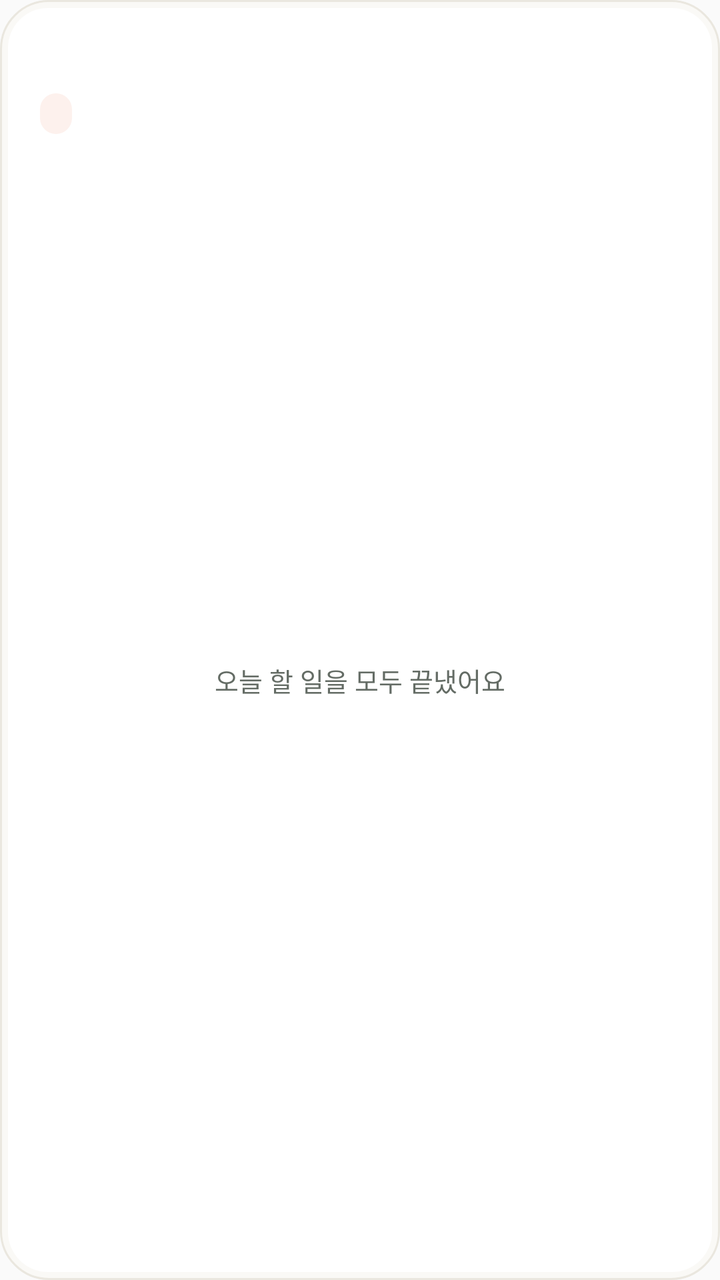
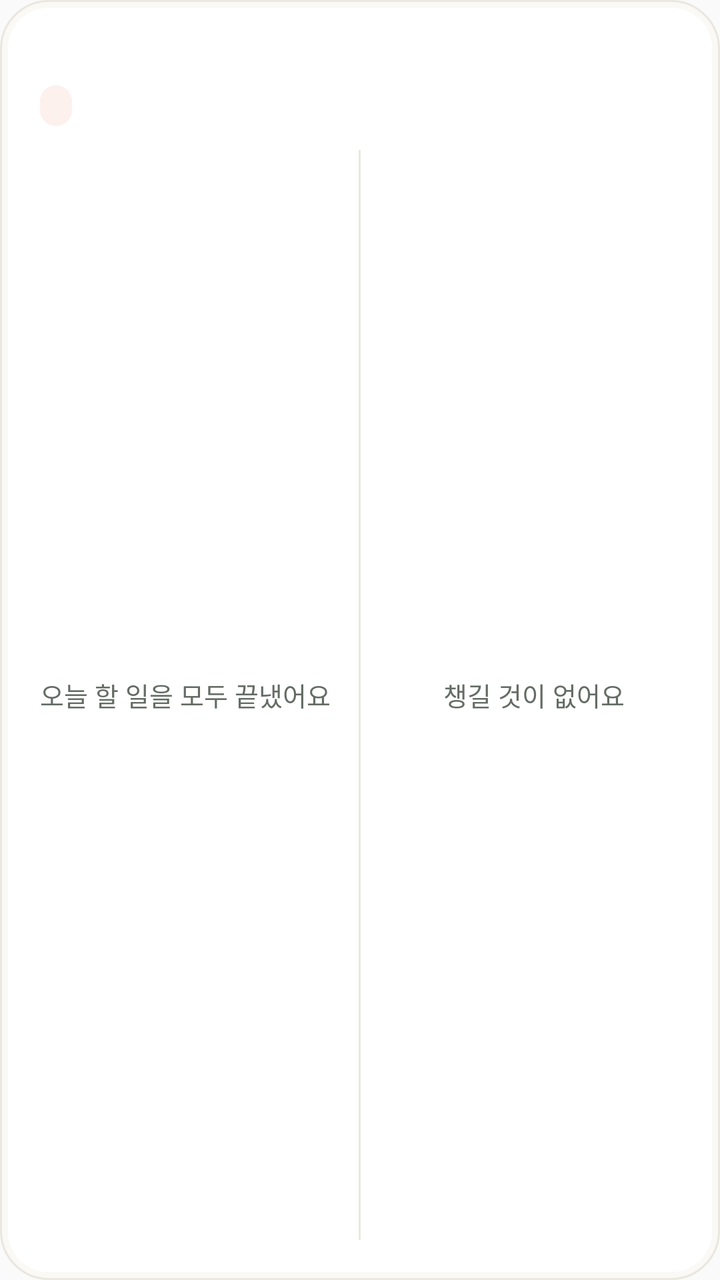

Two renders of the same Android screen: before a commit and after it. Below are the layout's source before the change and the commit's diff.
<!-- AndroidManifest.xml: application theme AppTheme -->
<!-- res/layout/widget_tablet.xml -->
<?xml version="1.0" encoding="utf-8"?>
<FrameLayout xmlns:android="http://schemas.android.com/apk/res/android"
    android:id="@+id/widget_root"
    android:layout_width="match_parent"
    android:layout_height="match_parent"
    android:background="@drawable/widget_frame"
    android:padding="4dp">

    <LinearLayout
        android:id="@+id/widget_content"
        android:layout_width="match_parent"
        android:layout_height="match_parent"
        android:background="@drawable/widget_card"
        android:orientation="vertical"
        android:paddingStart="16dp"
        android:paddingTop="14dp"
        android:paddingEnd="16dp"
        android:paddingBottom="10dp">

        <LinearLayout
            android:id="@+id/widget_header"
            android:layout_width="match_parent"
            android:layout_height="wrap_content"
            android:orientation="vertical">

            <LinearLayout
                android:layout_width="match_parent"
                android:layout_height="wrap_content"
                android:gravity="center_vertical"
                android:orientation="horizontal">

                <TextView
                    android:id="@+id/widget_date"
                    android:layout_width="0dp"
                    android:layout_height="wrap_content"
                    android:layout_weight="1"
                    android:ellipsize="end"
                    android:maxLines="1"
                    android:textColor="@color/widget_ink"
                    android:textSize="17sp"
                    android:textStyle="bold" />

                <TextView
                    android:id="@+id/widget_weather"
                    android:layout_width="wrap_content"
                    android:layout_height="wrap_content"
                    android:maxLines="1"
                    android:textColor="@color/widget_ink_2"
                    android:textSize="14sp" />
            </LinearLayout>

            <LinearLayout
                android:id="@+id/widget_meta"
                android:layout_width="match_parent"
                android:layout_height="wrap_content"
                android:layout_marginTop="6dp"
                android:gravity="center_vertical"
                android:orientation="horizontal">

                <TextView
                    android:id="@+id/widget_dday"
                    android:layout_width="wrap_content"
                    android:layout_height="wrap_content"
                    android:layout_marginEnd="8dp"
                    android:background="@drawable/widget_pill_terra"
                    android:maxLines="1"
                    android:paddingStart="8dp"
                    android:paddingTop="2dp"
                    android:paddingEnd="8dp"
                    android:paddingBottom="2dp"
                    android:textColor="@color/widget_terra"
                    android:textSize="12sp"
                    android:textStyle="bold" />

                <TextView
                    android:id="@+id/widget_briefing"
                    android:layout_width="0dp"
                    android:layout_height="wrap_content"
                    android:layout_weight="1"
                    android:ellipsize="end"
                    android:maxLines="2"
                    android:textColor="@color/widget_wisteria"
                    android:textSize="13sp" />
            </LinearLayout>
        </LinearLayout>

        <FrameLayout
            android:layout_width="match_parent"
            android:layout_height="0dp"
            android:layout_marginTop="6dp"
            android:layout_weight="1">

            <ListView
                android:id="@+id/widget_list"
                android:layout_width="match_parent"
                android:layout_height="match_parent"
                android:divider="@null"
                android:dividerHeight="0dp"
                android:scrollbars="none" />

            <TextView
                android:id="@+id/widget_empty"
                android:layout_width="match_parent"
                android:layout_height="match_parent"
                android:gravity="center"
                android:text="@string/widget_allDone"
                android:textColor="@color/widget_ink_2"
                android:textSize="13sp" />
        </FrameLayout>

        <TextView
            android:id="@+id/widget_updated"
            android:layout_width="match_parent"
            android:layout_height="wrap_content"
            android:gravity="end"
            android:maxLines="1"
            android:paddingTop="4dp"
            android:textColor="@color/widget_ink_3"
            android:textSize="11sp" />
    </LinearLayout>

    <TextView
        android:id="@+id/widget_message"
        android:layout_width="match_parent"
        android:layout_height="match_parent"
        android:background="@drawable/widget_card"
        android:gravity="center"
        android:padding="16dp"
        android:text="@string/widget_loading"
        android:textColor="@color/widget_ink_2"
        android:textSize="15sp"
        android:visibility="gone" />
</FrameLayout>
<!-- resources referenced by this layout -->
<resources>
  <color name="widget_ink">#232724</color>
  <color name="widget_ink_2">#646C65</color>
  <color name="widget_ink_3">#A7ADA6</color>
  <color name="widget_terra">#E07A5F</color>
  <color name="widget_wisteria">#7E6B8F</color>
  <!-- drawable widget_card (drawable) -->
  <?xml version="1.0" encoding="utf-8"?>
  <shape xmlns:android="http://schemas.android.com/apk/res/android" android:shape="rectangle">
      <solid android:color="@color/widget_card" />
      <corners android:radius="20dp" />
  </shape>
  <!-- drawable widget_frame (drawable) -->
  <?xml version="1.0" encoding="utf-8"?>
  <shape xmlns:android="http://schemas.android.com/apk/res/android" android:shape="rectangle">
      <solid android:color="@color/widget_canvas" />
      <stroke android:width="1dp" android:color="@color/widget_line" />
      <corners android:radius="24dp" />
  </shape>
  <!-- drawable widget_pill_terra (drawable) -->
  <?xml version="1.0" encoding="utf-8"?>
  <shape xmlns:android="http://schemas.android.com/apk/res/android" android:shape="rectangle">
      <solid android:color="@color/widget_peach_soft" />
      <corners android:radius="10dp" />
  </shape>
  <string name="widget_allDone" formatted="false">오늘 할 일을 모두 끝냈어요</string>
  <string name="widget_loading" formatted="false">불러오는 중</string>
  <style name="AppTheme" parent="Theme.AppCompat.Light.DarkActionBar">
          
          <item name="colorPrimary">@color/colorPrimary</item>
          <item name="colorPrimaryDark">@color/colorPrimaryDark</item>
          <item name="colorAccent">@color/colorAccent</item>
      </style>
  <color name="widget_card">#FFFFFF</color>
  <color name="widget_canvas">#FAF9F6</color>
  <color name="widget_line">#EAE7DF</color>
  <color name="widget_peach_soft">#FDF1ED</color>
</resources>

<!-- the commit's change to res/layout/widget_tablet.xml (unified diff, before → after) -->
@@ -1,5 +1,6 @@
 <?xml version="1.0" encoding="utf-8"?>
 <FrameLayout xmlns:android="http://schemas.android.com/apk/res/android"
+    xmlns:tools="http://schemas.android.com/tools"
     android:id="@+id/widget_root"
     android:layout_width="match_parent"
     android:layout_height="match_parent"
@@ -13,9 +14,9 @@
         android:background="@drawable/widget_card"
         android:orientation="vertical"
         android:paddingStart="16dp"
-        android:paddingTop="14dp"
+        android:paddingTop="12dp"
         android:paddingEnd="16dp"
-        android:paddingBottom="10dp">
+        android:paddingBottom="8dp">
 
         <LinearLayout
             android:id="@+id/widget_header"
@@ -47,13 +48,22 @@
                     android:maxLines="1"
                     android:textColor="@color/widget_ink_2"
                     android:textSize="14sp" />
+
+                <TextView
+                    android:id="@+id/widget_updated"
+                    android:layout_width="wrap_content"
+                    android:layout_height="wrap_content"
+                    android:layout_marginStart="10dp"
+                    android:maxLines="1"
+                    android:textColor="@color/widget_ink_3"
+                    android:textSize="11sp" />
             </LinearLayout>
 
             <LinearLayout
                 android:id="@+id/widget_meta"
                 android:layout_width="match_parent"
                 android:layout_height="wrap_content"
-                android:layout_marginTop="6dp"
+                android:layout_marginTop="4dp"
                 android:gravity="center_vertical"
                 android:orientation="horizontal">
 
@@ -78,45 +88,76 @@
                     android:layout_height="wrap_content"
                     android:layout_weight="1"
                     android:ellipsize="end"
-                    android:maxLines="2"
+                    android:maxLines="1"
                     android:textColor="@color/widget_wisteria"
                     android:textSize="13sp" />
             </LinearLayout>
         </LinearLayout>
 
-        <FrameLayout
+        <LinearLayout
             android:layout_width="match_parent"
             android:layout_height="0dp"
-            android:layout_marginTop="6dp"
-            android:layout_weight="1">
+            android:layout_marginTop="4dp"
+            android:layout_weight="1"
+            android:orientation="horizontal">
 
-            <ListView
-                android:id="@+id/widget_list"
-                android:layout_width="match_parent"
+            <FrameLayout
+                android:layout_width="0dp"
                 android:layout_height="match_parent"
-                android:divider="@null"
-                android:dividerHeight="0dp"
-                android:scrollbars="none" />
+                android:layout_weight="1">
 
-            <TextView
-                android:id="@+id/widget_empty"
-                android:layout_width="match_parent"
+                <ListView
+                    android:id="@+id/widget_list"
+                    android:layout_width="match_parent"
+                    android:layout_height="match_parent"
+                    android:divider="@null"
+                    android:dividerHeight="0dp"
+                    android:scrollbars="none" />
+
+                <TextView
+                    android:id="@+id/widget_empty"
+                    android:layout_width="match_parent"
+                    android:layout_height="match_parent"
+                    android:gravity="center"
+                    android:text="@string/widget_allDone"
+                    android:textColor="@color/widget_ink_2"
+                    android:textSize="13sp" />
+            </FrameLayout>
+
+            <FrameLayout
+                android:id="@+id/widget_col_divider"
+                android:layout_width="1dp"
                 android:layout_height="match_parent"
-                android:gravity="center"
-                android:text="@string/widget_allDone"
-                android:textColor="@color/widget_ink_2"
-                android:textSize="13sp" />
-        </FrameLayout>
+                android:layout_marginStart="14dp"
+                android:layout_marginTop="8dp"
+                android:layout_marginEnd="14dp"
+                android:layout_marginBottom="8dp"
+                android:background="@color/widget_line" />
 
-        <TextView
-            android:id="@+id/widget_updated"
-            android:layout_width="match_parent"
-            android:layout_height="wrap_content"
-            android:gravity="end"
-            android:maxLines="1"
-            android:paddingTop="4dp"
-            android:textColor="@color/widget_ink_3"
-            android:textSize="11sp" />
+            <FrameLayout
+                android:id="@+id/widget_col_right"
+                android:layout_width="0dp"
+                android:layout_height="match_parent"
+                android:layout_weight="1">
+
+                <ListView
+                    android:id="@+id/widget_list_right"
+                    android:layout_width="match_parent"
+                    android:layout_height="match_parent"
+                    android:divider="@null"
+                    android:dividerHeight="0dp"
+                    android:scrollbars="none" />
+
+                <TextView
+                    android:id="@+id/widget_empty_right"
+                    android:layout_width="match_parent"
+                    android:layout_height="match_parent"
+                    android:gravity="center"
+                    android:text="@string/widget_rightEmpty"
+                    android:textColor="@color/widget_ink_2"
+                    android:textSize="13sp" />
+            </FrameLayout>
+        </LinearLayout>
     </LinearLayout>
 
     <TextView
@@ -125,9 +166,11 @@
         android:layout_height="match_parent"
         android:background="@drawable/widget_card"
         android:gravity="center"
+        android:lineBreakWordStyle="phrase"
         android:padding="16dp"
         android:text="@string/widget_loading"
         android:textColor="@color/widget_ink_2"
         android:textSize="15sp"
-        android:visibility="gone" />
+        android:visibility="gone"
+        tools:targetApi="33" />
 </FrameLayout>
<!-- resource entries referenced after the edit -->
@@ -26,6 +26,7 @@
   </shape>
   <string name="widget_allDone" formatted="false">오늘 할 일을 모두 끝냈어요</string>
   <string name="widget_loading" formatted="false">불러오는 중</string>
+  <string name="widget_rightEmpty" formatted="false">챙길 것이 없어요</string>
   <style name="AppTheme" parent="Theme.AppCompat.Light.DarkActionBar">
           
           <item name="colorPrimary">@color/colorPrimary</item>
